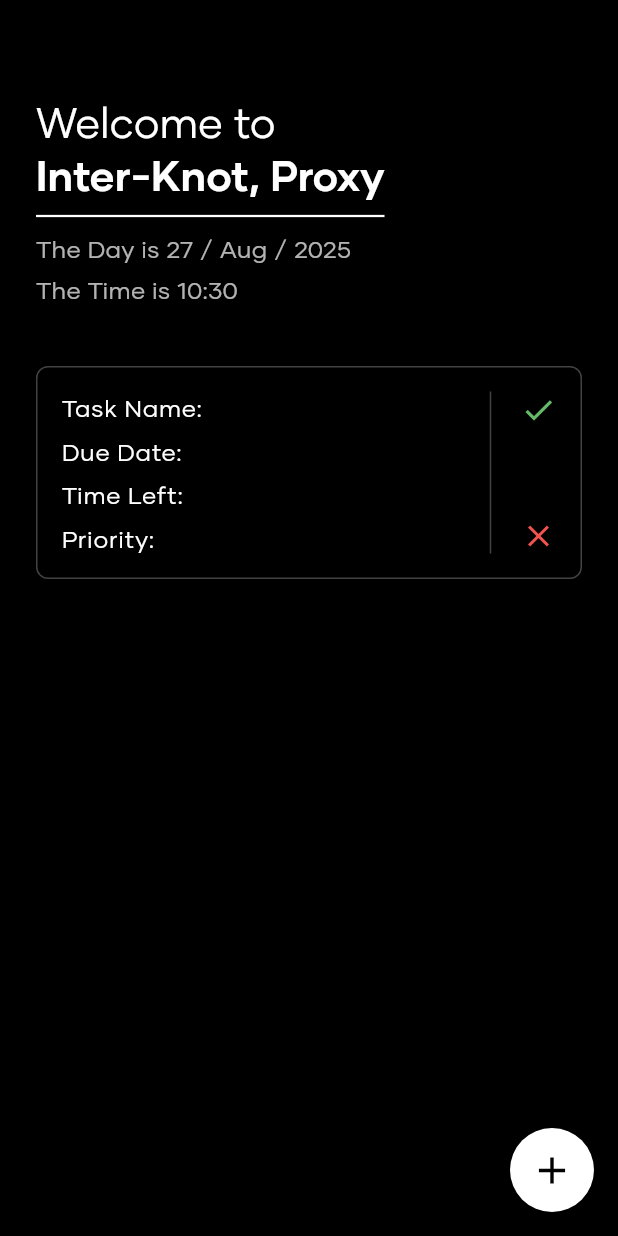
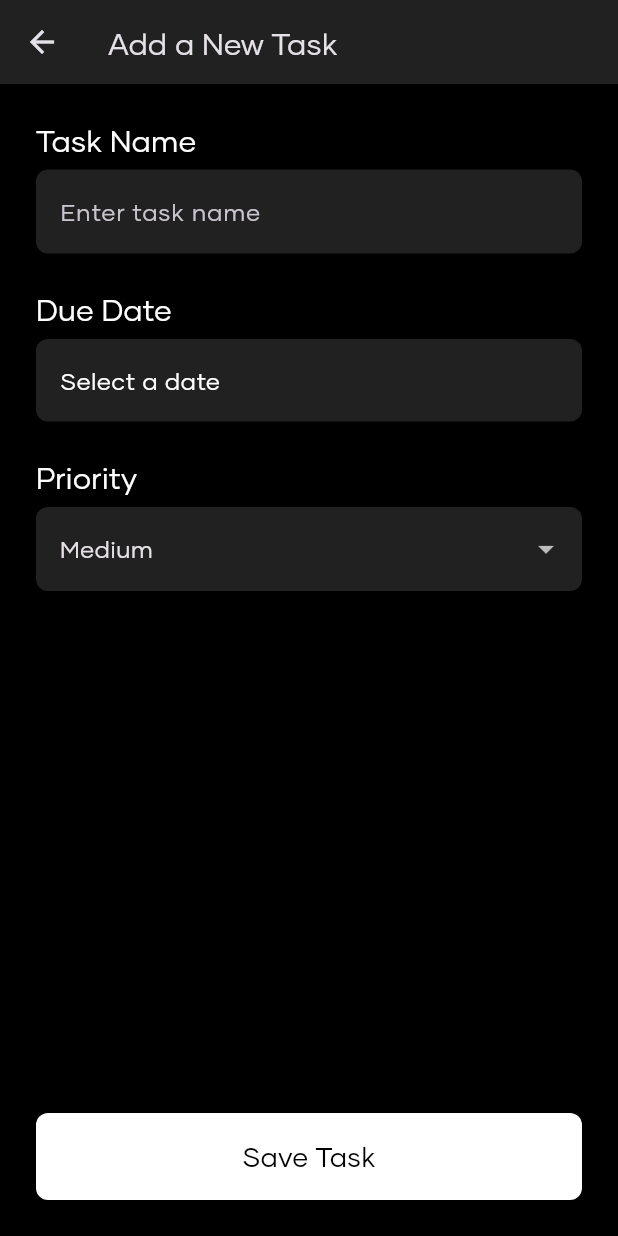
Before and after one commit to LoggingNewMemory/InterKnot, a Flutter app: the screen it shows after launch, after a tap on the "add" icon, on a phone screen of 412 x 824 dp. Run offline on Flutter 3.47's test engine with Material 3 defaults, Android fonts, the phone set to English and light mode, and no system bars; our stand-ins replace font_awesome_flutter, shared_preferences.

Commit message:
very very initial task add

```diff
--- a/interknot/lib/main.dart
+++ b/interknot/lib/main.dart
@@ -5,6 +5,7 @@ import 'package:intl/intl.dart';
 import 'package:shared_preferences/shared_preferences.dart';
 import 'dart:math' as math;
 import 'settings.dart';
+import 'tasker.dart';
 
 Future<void> main() async {
   WidgetsFlutterBinding.ensureInitialized();
@@ -61,6 +62,7 @@ class _HomePageState extends State<HomePage>
   String _username = 'Proxy';
   late AnimationController _animationController;
   final double _sidebarWidth = 71.0;
+  final List<Task> _tasks = []; // List to hold the tasks
 
   @override
   void initState() {
@@ -95,11 +97,18 @@ class _HomePageState extends State<HomePage>
     _loadUsername();
   }
 
-  void _toggleSidebar() {
-    if (_animationController.isCompleted) {
-      _animationController.reverse();
-    } else {
-      _animationController.forward();
+  // Function to navigate to the tasker page and add a new task
+  void _navigateToTasker() async {
+    final newTask = await Navigator.push<Task>(
+      context,
+      MaterialPageRoute(builder: (context) => const TaskerPage()),
+    );
+
+    // If a new task was created, add it to the list
+    if (newTask != null && mounted) {
+      setState(() {
+        _tasks.add(newTask);
+      });
     }
   }
 
@@ -141,16 +150,15 @@ class _HomePageState extends State<HomePage>
               child: Material(
                 elevation: 8.0,
                 color: Colors.black,
-                child: _MainContent(username: _username),
+                // Pass the list of tasks to the main content
+                child: _MainContent(username: _username, tasks: _tasks),
               ),
             ),
           ],
         ),
       ),
       floatingActionButton: FloatingActionButton(
-        onPressed: () {
-          // TODO: Implement action to add a new task
-        },
+        onPressed: _navigateToTasker, // Updated to call the new function
         child: const Icon(Icons.add, size: 30),
       ),
     );
@@ -159,9 +167,7 @@ class _HomePageState extends State<HomePage>
 
 class _SideNavBar extends StatelessWidget {
   final VoidCallback onSettingsTap;
-
   const _SideNavBar({required this.onSettingsTap});
-
   @override
   Widget build(BuildContext context) {
     return Container(
@@ -201,15 +207,14 @@ class _SideNavBar extends StatelessWidget {
 
 class _MainContent extends StatelessWidget {
   final String username;
+  final List<Task> tasks; // Accept the list of tasks
 
-  const _MainContent({required this.username});
+  const _MainContent({required this.username, required this.tasks});
 
   @override
   Widget build(BuildContext context) {
-    // Get current date and time
     final now = DateTime.now();
     final String formattedDate = DateFormat('dd / MMM / yyyy').format(now);
-    // Format the current time in 24-hour format
     final String formattedTime = DateFormat('HH:mm').format(now);
     final textTheme = Theme.of(context).textTheme;
 
@@ -221,42 +226,41 @@ class _MainContent extends StatelessWidget {
           crossAxisAlignment: CrossAxisAlignment.start,
           children: [
             const SizedBox(height: 40),
-            Text(
-              'Welcome to',
-              style: textTheme.headlineLarge?.copyWith(
-                fontWeight: FontWeight.w400,
-                fontSize: 28.0,
-              ),
-            ),
+            Text('Welcome to',
+                style: textTheme.headlineLarge
+                    ?.copyWith(fontWeight: FontWeight.w400, fontSize: 28.0)),
             IntrinsicWidth(
               child: Column(
                 crossAxisAlignment: CrossAxisAlignment.stretch,
                 children: [
-                  Text(
-                    'Inter-Knot, $username',
-                    style: textTheme.headlineLarge?.copyWith(
-                      fontSize: 28.0,
-                    ),
-                  ),
+                  Text('Inter-Knot, $username',
+                      style: textTheme.headlineLarge?.copyWith(fontSize: 28.0)),
                   const Divider(
-                    color: Colors.white,
-                    thickness: 1.5,
-                    height: 20,
-                  ),
+                      color: Colors.white, thickness: 1.5, height: 20),
                 ],
               ),
             ),
-            Text(
-              'The Day is $formattedDate',
-              style: textTheme.bodyMedium,
+            Text('The Day is $formattedDate', style: textTheme.bodyMedium),
+            const SizedBox(height: 4),
+            Text('The Time is $formattedTime', style: textTheme.bodyMedium),
+            const SizedBox(height: 40),
+            // Conditionally display tasks or the "no task" message
+            Expanded(
+              child: tasks.isEmpty
+                  ? Center(
+                      child: Text(
+                        'No task available, enjoy your day $username',
+                        style: textTheme.bodyMedium,
+                        textAlign: TextAlign.center,
+                      ),
+                    )
+                  : ListView.builder(
+                      itemCount: tasks.length,
+                      itemBuilder: (context, index) {
+                        return _TaskCard(task: tasks[index]);
+                      },
+                    ),
             ),
-            const SizedBox(height: 4),
-            Text(
-              'The Time is $formattedTime',
-              style: textTheme.bodyMedium,
-            ),
-            const SizedBox(height: 40),
-            _TaskCard(),
           ],
         ),
       ),
@@ -264,12 +268,31 @@ class _MainContent extends StatelessWidget {
   }
 }
 
+// A new TaskCard widget that displays real task data
 class _TaskCard extends StatelessWidget {
+  final Task task;
+  const _TaskCard({required this.task});
+
+  // Helper to calculate time left
+  String _getTimeLeft(DateTime dueDate) {
+    final difference = dueDate.difference(DateTime.now());
+    if (difference.isNegative) {
+      return 'Overdue';
+    }
+    if (difference.inDays > 0) {
+      return '${difference.inDays}d left';
+    }
+    if (difference.inHours > 0) {
+      return '${difference.inHours}h left';
+    }
+    return '${difference.inMinutes}m left';
+  }
+
   @override
   Widget build(BuildContext context) {
     final textTheme = Theme.of(context).textTheme;
-
     return Container(
+      margin: const EdgeInsets.only(bottom: 16.0),
       padding: const EdgeInsets.all(16.0),
       decoration: BoxDecoration(
         border: Border.all(color: Colors.grey[800]!),
@@ -282,13 +305,12 @@ class _TaskCard extends StatelessWidget {
               child: Column(
                 crossAxisAlignment: CrossAxisAlignment.start,
                 children: [
-                  Text('Task Name:', style: textTheme.labelMedium),
-                  const SizedBox(height: 8),
-                  Text('Due Date:', style: textTheme.labelMedium),
-                  const SizedBox(height: 8),
-                  Text('Time Left:', style: textTheme.labelMedium),
-                  const SizedBox(height: 8),
-                  Text('Priority:', style: textTheme.labelMedium),
+                  _buildTaskDetailRow('Task Name:', task.name, textTheme),
+                  _buildTaskDetailRow('Due Date:',
+                      DateFormat('dd/MM/yyyy').format(task.dueDate), textTheme),
+                  _buildTaskDetailRow(
+                      'Time Left:', _getTimeLeft(task.dueDate), textTheme),
+                  _buildTaskDetailRow('Priority:', task.priority, textTheme),
                 ],
               ),
             ),
@@ -308,4 +330,22 @@ class _TaskCard extends StatelessWidget {
       ),
     );
   }
+
+  // Helper widget to build a detail row to avoid repetition
+  Widget _buildTaskDetailRow(String label, String value, TextTheme textTheme) {
+    return Padding(
+      padding: const EdgeInsets.symmetric(vertical: 4.0),
+      child: Row(
+        children: [
+          SizedBox(
+            width: 90, // Fixed width for labels
+            child: Text(label, style: textTheme.labelMedium),
+          ),
+          Expanded(
+            child: Text(value, style: textTheme.bodyMedium),
+          ),
+        ],
+      ),
+    );
+  }
 }
--- /dev/null
+++ b/interknot/lib/tasker.dart
@@ -0,0 +1,180 @@
+import 'package:flutter/material.dart';
+import 'package:intl/intl.dart';
+
+// A simple model class to represent a task
+class Task {
+  final String name;
+  final DateTime dueDate;
+  final String priority;
+
+  Task({required this.name, required this.dueDate, required this.priority});
+}
+
+// The page for adding a new task
+class TaskerPage extends StatefulWidget {
+  const TaskerPage({super.key});
+
+  @override
+  State<TaskerPage> createState() => _TaskerPageState();
+}
+
+class _TaskerPageState extends State<TaskerPage> {
+  final _formKey = GlobalKey<FormState>();
+  final _taskNameController = TextEditingController();
+  DateTime? _selectedDate;
+  String _selectedPriority = 'Medium';
+  final List<String> _priorities = ['Low', 'Medium', 'High'];
+
+  @override
+  void dispose() {
+    _taskNameController.dispose();
+    super.dispose();
+  }
+
+  // Function to show the date picker
+  Future<void> _pickDate() async {
+    final pickedDate = await showDatePicker(
+      context: context,
+      initialDate: DateTime.now(),
+      firstDate: DateTime.now(),
+      lastDate: DateTime(2101),
+    );
+    if (pickedDate != null && pickedDate != _selectedDate) {
+      setState(() {
+        _selectedDate = pickedDate;
+      });
+    }
+  }
+
+  // Function to save the task
+  void _saveTask() {
+    // Validate the form before saving
+    if (_formKey.currentState!.validate()) {
+      if (_selectedDate == null) {
+        // Show an error if no date is selected
+        ScaffoldMessenger.of(context).showSnackBar(
+          const SnackBar(
+            content: Text('Please select a due date.'),
+            backgroundColor: Colors.red,
+          ),
+        );
+        return;
+      }
+
+      // Create a new task object
+      final newTask = Task(
+        name: _taskNameController.text,
+        dueDate: _selectedDate!,
+        priority: _selectedPriority,
+      );
+
+      // Return the new task to the previous screen
+      Navigator.pop(context, newTask);
+    }
+  }
+
+  @override
+  Widget build(BuildContext context) {
+    final textTheme = Theme.of(context).textTheme;
+    return Scaffold(
+      backgroundColor: Colors.black,
+      appBar: AppBar(
+        title: const Text('Add a New Task'),
+        backgroundColor: Colors.grey[900],
+      ),
+      body: Padding(
+        padding: const EdgeInsets.all(24.0),
+        child: Form(
+          key: _formKey,
+          child: Column(
+            crossAxisAlignment: CrossAxisAlignment.start,
+            children: [
+              Text('Task Name', style: textTheme.titleLarge),
+              const SizedBox(height: 8),
+              TextFormField(
+                controller: _taskNameController,
+                decoration: InputDecoration(
+                  hintText: 'Enter task name',
+                  filled: true,
+                  fillColor: Colors.grey[900],
+                  border: OutlineInputBorder(
+                    borderRadius: BorderRadius.circular(8),
+                    borderSide: BorderSide.none,
+                  ),
+                ),
+                validator: (value) {
+                  if (value == null || value.isEmpty) {
+                    return 'Please enter a task name';
+                  }
+                  return null;
+                },
+              ),
+              const SizedBox(height: 24),
+              Text('Due Date', style: textTheme.titleLarge),
+              const SizedBox(height: 8),
+              GestureDetector(
+                onTap: _pickDate,
+                child: Container(
+                  width: double.infinity,
+                  padding: const EdgeInsets.all(16.0),
+                  decoration: BoxDecoration(
+                    color: Colors.grey[900],
+                    borderRadius: BorderRadius.circular(8),
+                  ),
+                  child: Text(
+                    _selectedDate == null
+                        ? 'Select a date'
+                        : DateFormat('dd / MMM / yyyy').format(_selectedDate!),
+                    style: textTheme.bodyMedium?.copyWith(color: Colors.white),
+                  ),
+                ),
+              ),
+              const SizedBox(height: 24),
+              Text('Priority', style: textTheme.titleLarge),
+              const SizedBox(height: 8),
+              DropdownButtonFormField<String>(
+                value: _selectedPriority,
+                items: _priorities.map((String priority) {
+                  return DropdownMenuItem<String>(
+                    value: priority,
+                    child: Text(priority),
+                  );
+                }).toList(),
+                onChanged: (newValue) {
+                  setState(() {
+                    _selectedPriority = newValue!;
+                  });
+                },
+                decoration: InputDecoration(
+                  filled: true,
+                  fillColor: Colors.grey[900],
+                  border: OutlineInputBorder(
+                    borderRadius: BorderRadius.circular(8),
+                    borderSide: BorderSide.none,
+                  ),
+                ),
+              ),
+              const Spacer(),
+              SizedBox(
+                width: double.infinity,
+                child: ElevatedButton(
+                  onPressed: _saveTask,
+                  style: ElevatedButton.styleFrom(
+                    backgroundColor: Colors.white,
+                    foregroundColor: Colors.black,
+                    padding: const EdgeInsets.symmetric(vertical: 16),
+                    shape: RoundedRectangleBorder(
+                      borderRadius: BorderRadius.circular(8),
+                    ),
+                  ),
+                  child:
+                      const Text('Save Task', style: TextStyle(fontSize: 18)),
+                ),
+              ),
+            ],
+          ),
+        ),
+      ),
+    );
+  }
+}
```
